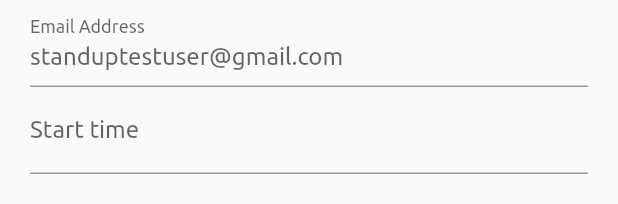
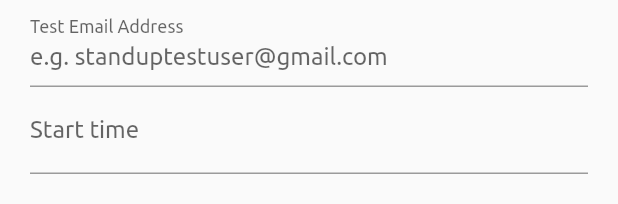
Before and after one commit to JennyBoyse/StandUp, a Flutter app: the WorkdaySettings widget shown alone on an empty page, opened directly, on a phone screen of 412 x 824 dp. Shown: the top 204 px of the screen. Run offline on Flutter 3.47's test engine with Material 2 defaults, Android fonts, the phone set to English and light mode, and no system bars; drawn by our look-alikes of date_time_picker; our stand-ins replace carousel_slider, firebase_core, firebase_database, firebase_messaging, fl_chart, flutter_layout_grid and 2 more; missing offline and left inert: cron, custom_timer; accounts and stored records are empty; project files that could hold a hidden picture were left out.

Commit message:
Project changes 2/4: - Updated data_list.dart to enable access to individual user entries in the database

```diff
--- a/lib/data/form_data.dart
+++ b/lib/data/form_data.dart
@@ -1,22 +1,21 @@
 class FormData {
-  late String email;
-  late String startTime;
-  late String endTime;
-  late String lunchBreak;
-  late String lunchDuration;
-  late String breakInterval;
+  late String? email;
+  late String? startTime;
+  late String? endTime;
+  late String? lunchBreak;
+  late String? lunchDuration;
+  late String? breakInterval;
   late DateTime date;
 
   FormData(this.email, this.startTime, this.endTime, this.lunchBreak, this.lunchDuration, this.breakInterval, this.date);
 
   FormData.fromJson(Map<dynamic, dynamic> json)
-      : email = json['emailAddress'] as String,
-        startTime = json['startTime'] as String,
-        endTime = json['endTime'] as String,
-        lunchBreak = json['lunchBreak'] as String,
-        lunchDuration = json['lunchDuration'] as String,
-        breakInterval = json['interval'] as String,
-        date = DateTime.parse(json['lastProcessed'] as String);
+      : email = json['emailAddress'] as String?,
+        startTime = json['startTime'] as String?,
+        endTime = json['endTime'] as String?,
+        lunchBreak = json['lunchBreak'] as String?,
+        lunchDuration = json['lunchDuration'] as String?,
+        breakInterval = json['interval'] as String?;
 
   Map<dynamic, dynamic> toJson() => <dynamic, dynamic>{
     'lastProcessed': date.toString(),
--- a/lib/data/form_data_dao.dart
+++ b/lib/data/form_data_dao.dart
@@ -2,7 +2,7 @@ import 'package:firebase_database/firebase_database.dart';
 import '../data/form_data.dart';
 
 class FormDataDao {
-  final DatabaseReference _dataRef = FirebaseDatabase.instance.ref().child('users');
+  final DatabaseReference _dataRef = FirebaseDatabase.instance.ref().child('/users');
 
   void saveData(FormData data) {
     _dataRef.push().set(data.toJson());
--- a/lib/pages/settings_screen.dart
+++ b/lib/pages/settings_screen.dart
@@ -2,6 +2,7 @@ import 'package:flutter/material.dart';
 import 'package:date_time_picker/date_time_picker.dart';
 import '../app_theme.dart';
 import '../data/form_data.dart';
+import '../data/form_data_dao.dart';
 import '../data_list.dart';
 import 'dart:async';
 import 'package:shared_preferences/shared_preferences.dart';
@@ -165,8 +166,9 @@ class WorkdaySettings extends StatefulWidget {
 }
 
 class _WorkdaySettingsState extends State<WorkdaySettings> {
-  String _duration = '01:00';
-  String _interval = '00:30';
+  late String _duration;
+  late String _interval;
+  static const String initialID = 'standuptestuser+9';
 
   final Future<SharedPreferences> _prefs = SharedPreferences.getInstance();
   late Future<String?> _userID;
@@ -175,7 +177,6 @@ class _WorkdaySettingsState extends State<WorkdaySettings> {
 
   Future<void> _updateUserID() async{
     final SharedPreferences prefs = await _prefs;
-    //SharedPreferences.setMockInitialValues(values);
     final String? userID = (prefs.getString('userID'));
 
     setState(() {
@@ -196,7 +197,7 @@ class _WorkdaySettingsState extends State<WorkdaySettings> {
     _userID = _prefs.then((SharedPreferences prefs) {
       return prefs.getString('userID');
     });
-    UserData.getUserData(model, 'standuptestuser+9');
+    UserData.getUserData(model, initialID);
     _duration = '01:00';
     _interval = '00:30';
   }
@@ -217,9 +218,9 @@ class _WorkdaySettingsState extends State<WorkdaySettings> {
             children: <Widget>[
               TextFormField(
                 decoration: const InputDecoration(
-                  hintText: 'standuptestuser@gmail.com',
+                  hintText: 'e.g. standuptestuser@gmail.com',
                   border: UnderlineInputBorder(),
-                  labelText: 'Email Address',
+                  labelText: 'Test Email Address',
                   floatingLabelBehavior: FloatingLabelBehavior.always,
                 ),
                 onChanged: (val) => _updateUserID,
@@ -339,7 +340,7 @@ class _WorkdaySettingsState extends State<WorkdaySettings> {
                             }
                           }
                         );
-                        UserData.addData;
+                        UserData.addData(model);
                         ScaffoldMessenger.of(context).showSnackBar(
                           const SnackBar(backgroundColor: AppTheme.lightGrey, content: Text('Processing Data...',style:AppTheme.card2)),
                         );
```
Also changed, not shown: lib/data_list.dart (+11 -15 lines).
